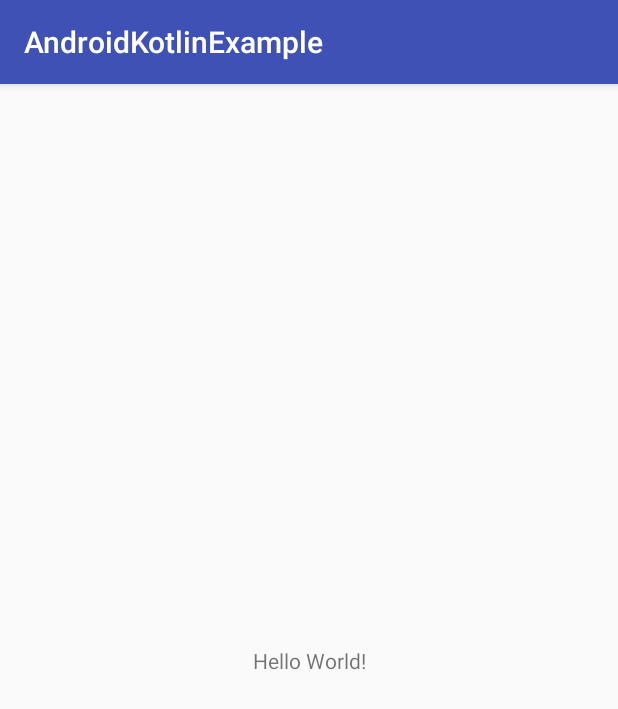
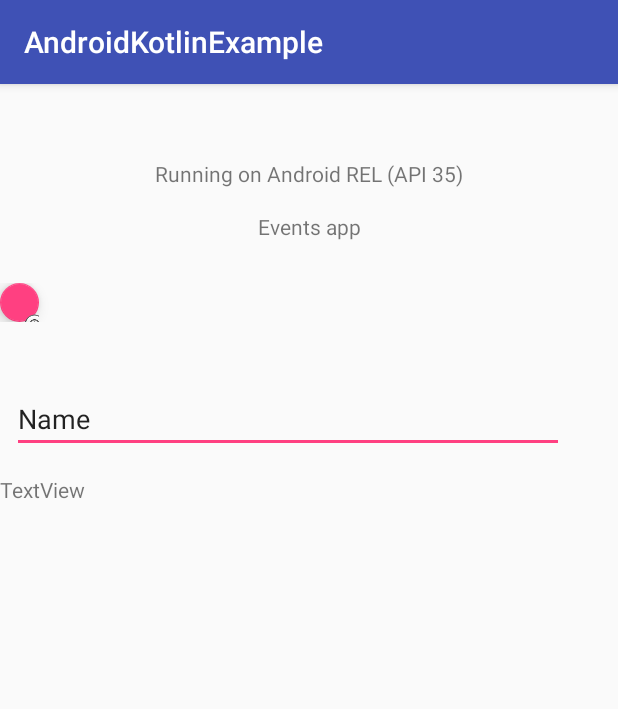
Before and after one commit to rekin1987/kotlin-intro, an Android app: the screen it shows after launch (MainActivity), on a phone screen of 412 x 824 dp. Shown: the top 709 px of the screen. Run offline under Robolectric (Android 15) with nearby library versions, the phone set to English and light mode, and no system bars; libraries missing offline, so code that uses them is left out: kotlinx.coroutines.experimental; 1 statement that could not run was skipped.

```diff
--- /dev/null
+++ b/AndroidKotlinExample/app/src/main/java/pl/emget/androidkotlinexample/AndroidFunctions.kt
@@ -0,0 +1,13 @@
+package pl.emget.androidkotlinexample
+
+import android.os.Build
+
+
+fun readApiLevel() = Build.VERSION.SDK_INT
+fun readApiName() = Build.VERSION.CODENAME
+
+inline fun atLeastLollipop(functionToExecute: () -> Unit) {
+    if (Build.VERSION.SDK_INT >= Build.VERSION_CODES.LOLLIPOP) {
+        functionToExecute()
+    }
+}
--- /dev/null
+++ b/AndroidKotlinExample/app/src/main/java/pl/emget/androidkotlinexample/DatabaseSingleton.kt
@@ -0,0 +1,12 @@
+package pl.emget.androidkotlinexample
+
+object DatabaseSingleton {
+
+    fun readEntries(): String {
+        return "aaa,bbb,cc"
+    }
+
+    fun addEntry(entry: String) {
+
+    }
+}
--- a/AndroidKotlinExample/app/src/main/java/pl/emget/androidkotlinexample/MainActivity.kt
+++ b/AndroidKotlinExample/app/src/main/java/pl/emget/androidkotlinexample/MainActivity.kt
@@ -1,12 +1,74 @@
 package pl.emget.androidkotlinexample
 
+import android.graphics.drawable.Drawable
+import android.os.Build
+import android.os.Bundle
+import android.support.design.widget.FloatingActionButton
 import android.support.v7.app.AppCompatActivity
-import android.os.Bundle
+import android.view.View
+import kotlinx.android.synthetic.main.activity_main.*
+import kotlinx.coroutines.experimental.Deferred
+import kotlinx.coroutines.experimental.android.UI
+import kotlinx.coroutines.experimental.async
+import org.jetbrains.anko.coroutines.experimental.bg
+import org.jetbrains.anko.doAsync
+import org.jetbrains.anko.toast
+import org.jetbrains.anko.uiThread
 
 class MainActivity : AppCompatActivity() {
 
     override fun onCreate(savedInstanceState: Bundle?) {
         super.onCreate(savedInstanceState)
         setContentView(R.layout.activity_main)
+
+        apiLabel.apply {
+            text = "Running on Android ${readApiName()} (API ${readApiLevel()})"
+        }
+        titleLabel.text = "Events app"
+
+        atLeastLollipop {
+            toast("Running Lollipop")
+            val drawable: Drawable
+            // unfortunately we still need this 'if' in order to avoid compilation error
+            if (Build.VERSION.SDK_INT >= Build.VERSION_CODES.LOLLIPOP) {
+                drawable = getDrawable(android.R.drawable.btn_plus)
+            } else {
+                drawable = applicationContext.resources.getDrawable(android.R.drawable.btn_plus)
+            }
+            val button = FloatingActionButton(this)
+
+            button.apply {
+                setImageDrawable(drawable)
+                size = FloatingActionButton.SIZE_NORMAL
+            }
+
+            insertPoint.addView(button)
+
+            buttonAdd.visibility = View.GONE
+        }
+
+
+//        readDb()
+        readDb2()
     }
+
+    fun readDb() {
+        doAsync {
+            // do in background
+            val entries = DatabaseSingleton.readEntries()
+            uiThread {
+                // do on UI thread
+                itemsListView.text = entries
+            }
+        }
+    }
+
+    fun readDb2() {
+        // need experimental feature added in gradle.build
+        async(UI) {
+            val v1: Deferred<String> = bg { DatabaseSingleton.readEntries() }
+            itemsListView.text = v1.await()
+        }
+    }
+
 }
--- a/AndroidKotlinExample/app/src/main/res/layout/activity_main.xml
+++ b/AndroidKotlinExample/app/src/main/res/layout/activity_main.xml
@@ -4,15 +4,76 @@
     xmlns:tools="http://schemas.android.com/tools"
     android:layout_width="match_parent"
     android:layout_height="match_parent"
-    tools:context="pl.emget.androidkotlinexample.MainActivity">
+    tools:context="pl.emget.androidkotlinexample.MainActivity"
+    tools:layout_editor_absoluteX="0dp"
+    tools:layout_editor_absoluteY="81dp">
 
     <TextView
+        android:id="@+id/apiLabel"
         android:layout_width="wrap_content"
         android:layout_height="wrap_content"
-        android:text="Hello World!"
         app:layout_constraintBottom_toBottomOf="parent"
+        app:layout_constraintHorizontal_bias="0.501"
         app:layout_constraintLeft_toLeftOf="parent"
         app:layout_constraintRight_toRightOf="parent"
-        app:layout_constraintTop_toTopOf="parent" />
+        app:layout_constraintTop_toTopOf="parent"
+        app:layout_constraintVertical_bias="0.067" />
+
+    <EditText
+        android:id="@+id/itemEditText"
+        android:layout_width="368dp"
+        android:layout_height="wrap_content"
+        android:layout_marginEnd="8dp"
+        android:layout_marginStart="8dp"
+        android:layout_marginTop="96dp"
+        android:ems="10"
+        android:inputType="textPersonName"
+        android:text="Name"
+        app:layout_constraintEnd_toEndOf="parent"
+        app:layout_constraintHorizontal_bias="0.0"
+        app:layout_constraintStart_toStartOf="parent"
+        app:layout_constraintTop_toBottomOf="@+id/titleLabel" />
+
+    <TextView
+        android:id="@+id/titleLabel"
+        android:layout_width="wrap_content"
+        android:layout_height="wrap_content"
+        android:layout_marginEnd="8dp"
+        android:layout_marginStart="8dp"
+        android:layout_marginTop="16dp"
+        android:text="TextView"
+        app:layout_constraintEnd_toEndOf="parent"
+        app:layout_constraintStart_toStartOf="parent"
+        app:layout_constraintTop_toBottomOf="@+id/apiLabel" />
+
+    <TextView
+        android:id="@+id/itemsListView"
+        android:layout_width="368dp"
+        android:layout_height="23dp"
+        android:layout_marginTop="156dp"
+        android:text="TextView"
+        app:layout_constraintTop_toBottomOf="@+id/titleLabel"
+        tools:layout_editor_absoluteX="8dp" />
+
+    <Button
+        android:id="@+id/buttonAdd"
+        android:layout_width="wrap_content"
+        android:layout_height="wrap_content"
+        android:layout_marginTop="24dp"
+        android:layout_weight="1"
+        android:text="Button"
+        app:layout_constraintTop_toBottomOf="@+id/titleLabel"
+        tools:layout_editor_absoluteX="0dp" />
+
+    <LinearLayout
+        android:id="@+id/insertPoint"
+        android:layout_width="368dp"
+        android:layout_height="26dp"
+        android:layout_marginTop="28dp"
+        android:orientation="horizontal"
+        app:layout_constraintTop_toBottomOf="@+id/titleLabel"
+        tools:layout_editor_absoluteX="8dp">
+
+    </LinearLayout>
 
 </android.support.constraint.ConstraintLayout>
```
Also changed, not shown: AndroidKotlinExample/app/src/main/java/advanced/AndroidLayout.kt (deleted, +0 -18 lines), AndroidKotlinExample/app/src/main/java/advanced/AndroidOther.kt (deleted, +0 -23 lines).
